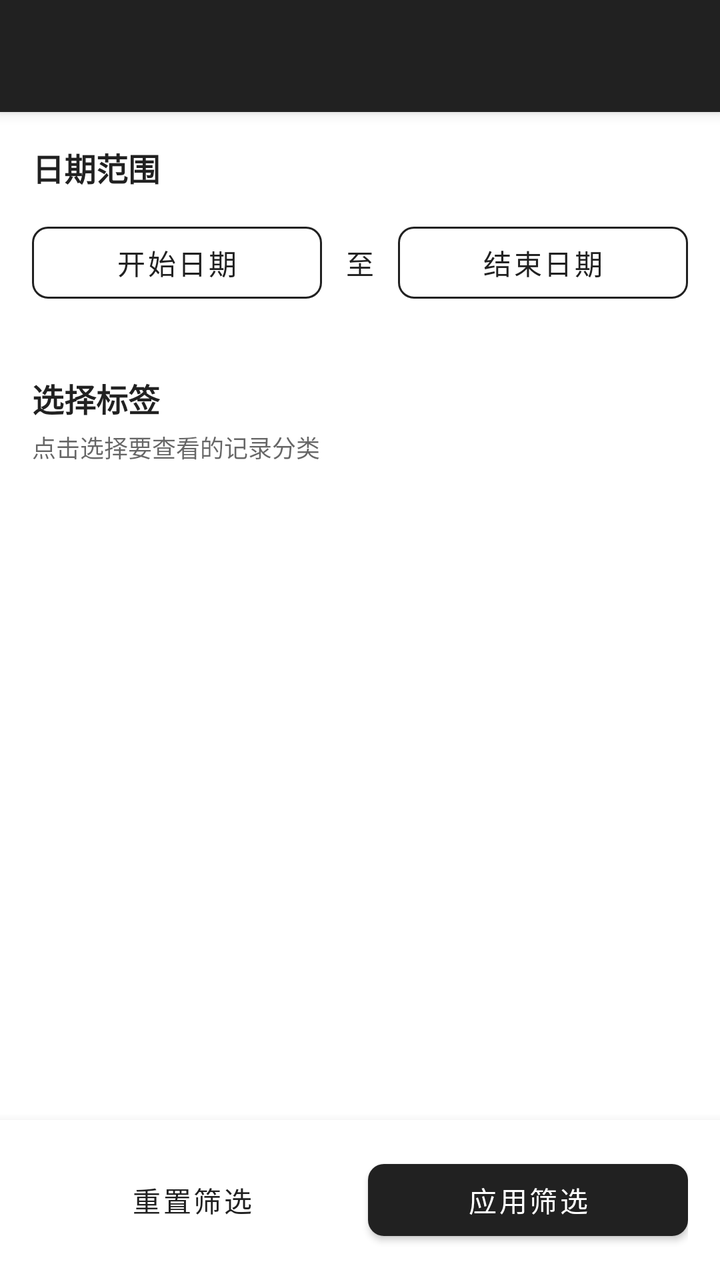
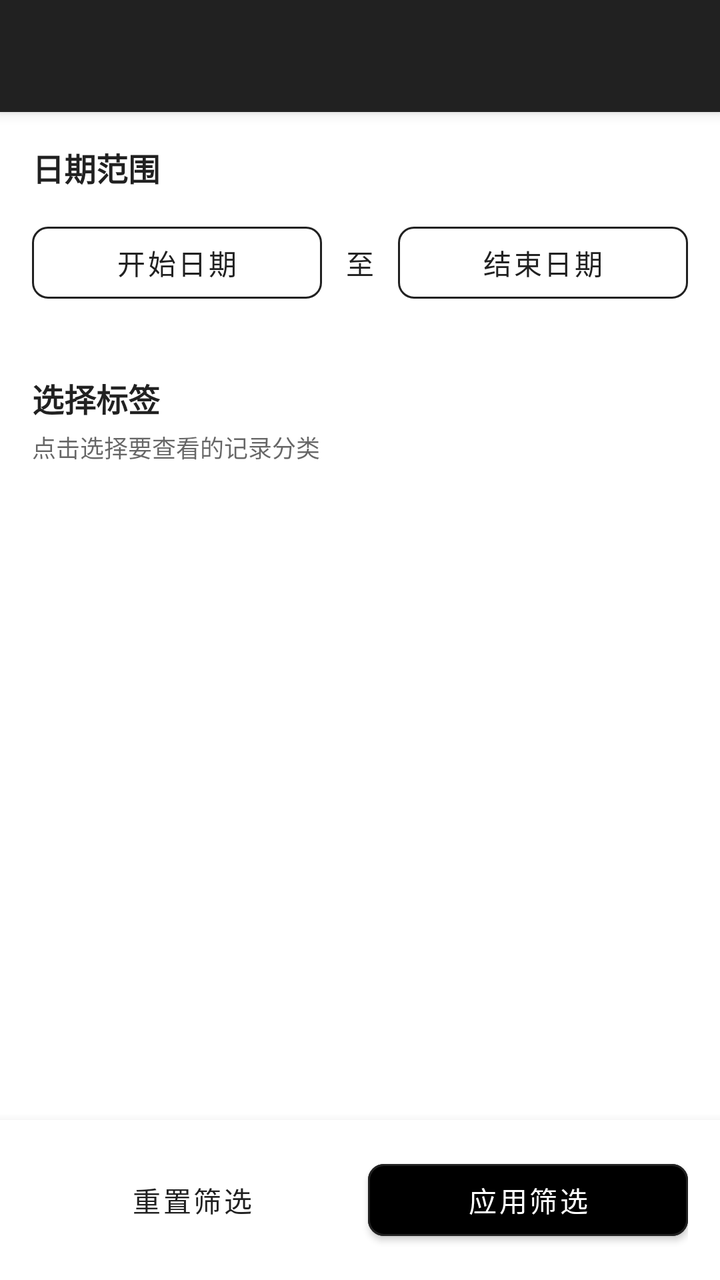

Compare the two renders of this Android layout. The source of the first and the diff that turns it into the second are given below.
<!-- AndroidManifest.xml: activity theme Theme.YouLog -->
<!-- res/layout/activity_date_filter.xml -->
<?xml version="1.0" encoding="utf-8"?>
<androidx.coordinatorlayout.widget.CoordinatorLayout xmlns:android="http://schemas.android.com/apk/res/android"
    xmlns:app="http://schemas.android.com/apk/res-auto"
    android:layout_width="match_parent"
    android:layout_height="match_parent">

    <com.google.android.material.appbar.AppBarLayout
        android:layout_width="match_parent"
        android:layout_height="wrap_content"
        android:theme="@style/Theme.YouLog.AppBarOverlay">

        <androidx.appcompat.widget.Toolbar
            android:id="@+id/toolbar"
            android:layout_width="match_parent"
            android:layout_height="?attr/actionBarSize"
            android:background="?attr/colorPrimary"
            app:popupTheme="@style/Theme.YouLog.PopupOverlay" />

    </com.google.android.material.appbar.AppBarLayout>

    <LinearLayout
        android:layout_width="match_parent"
        android:layout_height="match_parent"
        android:orientation="vertical"
        app:layout_behavior="@string/appbar_scrolling_view_behavior">

        <androidx.core.widget.NestedScrollView
            android:layout_width="match_parent"
            android:layout_height="0dp"
            android:layout_weight="1">

            <LinearLayout
                android:layout_width="match_parent"
                android:layout_height="wrap_content"
                android:orientation="vertical"
                android:padding="16dp">

                
                <TextView
                    android:layout_width="wrap_content"
                    android:layout_height="wrap_content"
                    android:text="日期范围"
                    android:textSize="16sp"
                    android:textStyle="bold"
                    android:textColor="?android:textColorPrimary" />

                <LinearLayout
                    android:layout_width="match_parent"
                    android:layout_height="wrap_content"
                    android:orientation="horizontal"
                    android:layout_marginTop="12dp"
                    android:gravity="center_vertical">

                    <com.google.android.material.button.MaterialButton
                        android:id="@+id/btnStartDate"
                        style="@style/Widget.MaterialComponents.Button.OutlinedButton"
                        android:layout_width="0dp"
                        android:layout_height="wrap_content"
                        android:layout_weight="1"
                        android:text="开始日期"
                        android:textAllCaps="false"
                        android:textColor="@color/btn_accent"
                        app:strokeColor="@color/btn_accent"
                        app:cornerRadius="8dp" />

                    <TextView
                        android:layout_width="wrap_content"
                        android:layout_height="wrap_content"
                        android:text="至"
                        android:textColor="?android:textColorPrimary"
                        android:layout_marginHorizontal="12dp" />

                    <com.google.android.material.button.MaterialButton
                        android:id="@+id/btnEndDate"
                        style="@style/Widget.MaterialComponents.Button.OutlinedButton"
                        android:layout_width="0dp"
                        android:layout_height="wrap_content"
                        android:layout_weight="1"
                        android:text="结束日期"
                        android:textAllCaps="false"
                        android:textColor="@color/btn_accent"
                        app:strokeColor="@color/btn_accent"
                        app:cornerRadius="8dp" />

                </LinearLayout>

                
                <TextView
                    android:layout_width="wrap_content"
                    android:layout_height="wrap_content"
                    android:text="选择标签"
                    android:textSize="16sp"
                    android:textStyle="bold"
                    android:textColor="?android:textColorPrimary"
                    android:layout_marginTop="32dp" />
                
                <TextView
                    android:layout_width="wrap_content"
                    android:layout_height="wrap_content"
                    android:text="点击选择要查看的记录分类"
                    android:textSize="12sp"
                    android:textColor="?android:textColorSecondary"
                    android:layout_marginTop="4dp" />

                <com.google.android.material.chip.ChipGroup
                    android:id="@+id/tagFilterChipGroup"
                    android:layout_width="match_parent"
                    android:layout_height="wrap_content"
                    android:layout_marginTop="12dp"
                    app:chipSpacingHorizontal="8dp" />

            </LinearLayout>

        </androidx.core.widget.NestedScrollView>

        <LinearLayout
            android:layout_width="match_parent"
            android:layout_height="wrap_content"
            android:padding="16dp"
            android:orientation="horizontal"
            android:background="?android:attr/windowBackground"
            android:elevation="8dp">

            <com.google.android.material.button.MaterialButton
                android:id="@+id/btnClearFilter"
                style="@style/Widget.MaterialComponents.Button.TextButton"
                android:layout_width="0dp"
                android:layout_height="wrap_content"
                android:layout_weight="1"
                android:layout_marginEnd="8dp"
                android:text="重置筛选" />

            <com.google.android.material.button.MaterialButton
                android:id="@+id/btnApplyFilter"
                android:layout_width="0dp"
                android:layout_height="wrap_content"
                android:layout_weight="1"
                android:text="应用筛选"
                android:textColor="@android:color/white"
                app:backgroundTint="@color/btn_accent"
                app:cornerRadius="8dp" />

        </LinearLayout>

    </LinearLayout>

</androidx.coordinatorlayout.widget.CoordinatorLayout>
<!-- resources referenced by this layout -->
<resources>
  <color name="btn_accent">#212121</color>
  <style name="Theme.YouLog.AppBarOverlay" parent="ThemeOverlay.AppCompat.Dark.ActionBar" />
  <style name="Theme.YouLog.PopupOverlay" parent="ThemeOverlay.AppCompat.Light" />
  <style name="Theme.YouLog" parent="Theme.MaterialComponents.DayNight.NoActionBar">
          
          <item name="colorPrimary">@color/purple_500</item>
          <item name="colorPrimaryVariant">@color/purple_700</item>
          <item name="colorOnPrimary">@color/white</item>
          
          <item name="colorSecondary">@color/teal_200</item>
          <item name="colorSecondaryVariant">@color/teal_700</item>
          <item name="colorOnSecondary">@color/black</item>
          
          <item name="android:statusBarColor" tools:targetApi="l">?attr/colorPrimaryVariant</item>
          
      </style>
  <color name="purple_500">#212121</color>
  <color name="purple_700">#000000</color>
  <color name="white">#FFFFFFFF</color>
  <color name="teal_200">#BDBDBD</color>
  <color name="teal_700">#616161</color>
  <color name="black">#FF000000</color>
</resources>

<!-- the commit's change to res/layout/activity_date_filter.xml (unified diff, before → after) -->
@@ -128,7 +128,8 @@
                 android:layout_height="wrap_content"
                 android:layout_weight="1"
                 android:layout_marginEnd="8dp"
-                android:text="重置筛选" />
+                android:text="重置筛选"
+                android:textColor="@color/btn_accent" />
 
             <com.google.android.material.button.MaterialButton
                 android:id="@+id/btnApplyFilter"
@@ -137,7 +138,9 @@
                 android:layout_weight="1"
                 android:text="应用筛选"
                 android:textColor="@android:color/white"
-                app:backgroundTint="@color/btn_accent"
+                app:backgroundTint="@android:color/black"
+                app:strokeColor="@color/btn_accent"
+                app:strokeWidth="1dp"
                 app:cornerRadius="8dp" />
 
         </LinearLayout>
